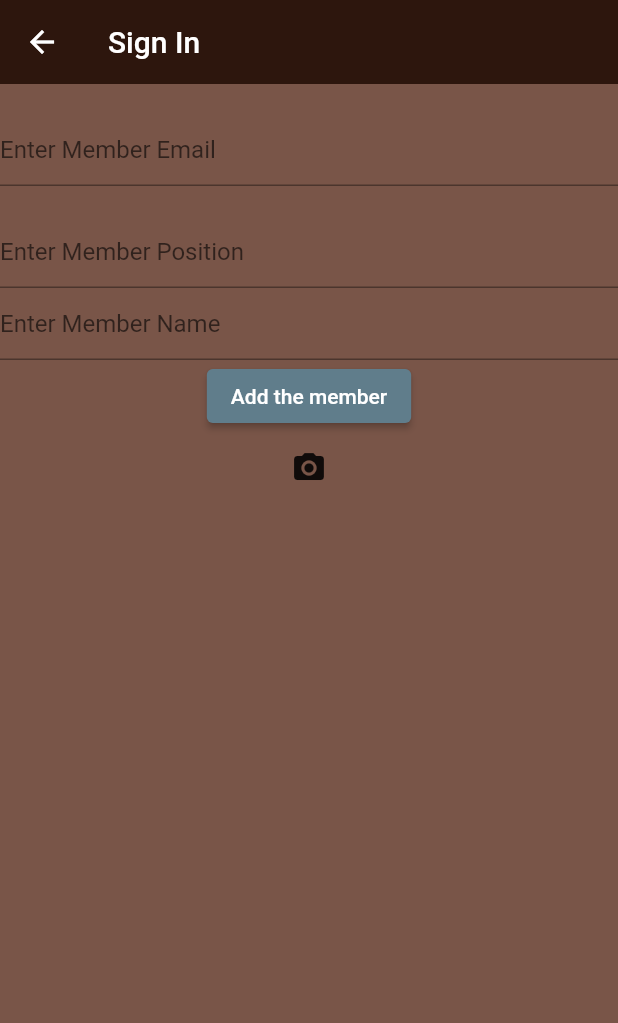
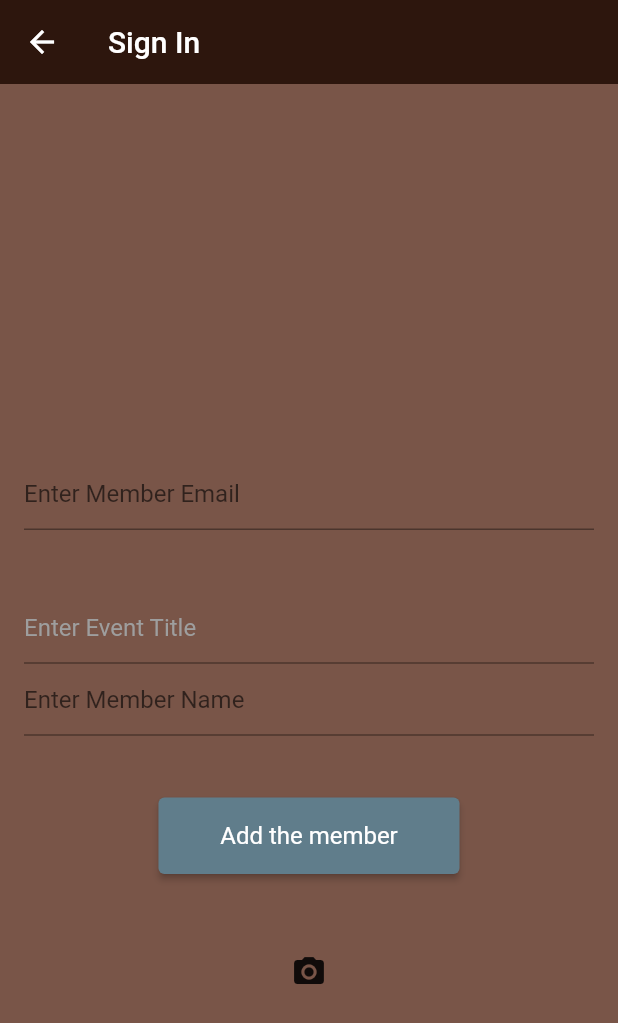
Before and after one commit to Vansh-Narang/Firebase_AdminPage-1, a Flutter app: the SignIn screen opened directly, on a phone screen of 412 x 824 dp. Shown: the top 1023 px of the screen. Run offline on Flutter 3.47's test engine with Material 2 defaults, Android fonts, the light colour scheme and no system bars; our stand-ins replace cloud_firestore, firebase_auth, firebase_core, firebase_storage, image_picker; accounts and stored records are empty; network calls fail.

Commit message:
Updated Design

```diff
--- a/lib/Login_Admin/Login.dart
+++ b/lib/Login_Admin/Login.dart
@@ -6,6 +6,8 @@ import 'package:cloud_firestore/cloud_firestore.dart';
 import 'package:firebase_auth/firebase_auth.dart';
 import 'package:firebase_core/firebase_core.dart';
 import 'package:flutter_application_20/Screens/Signing/SignIn.dart';
+import 'package:flutter_application_20/Screens/Signing/EventScheduler.dart';
+
 import '../Screens/Signing/Auth.dart';
 
 class MyWidget extends StatefulWidget {
@@ -115,7 +117,7 @@ class _MyWidgetState extends State<MyWidget> {
                                   Navigator.push(
                                     context,
                                     MaterialPageRoute(
-                                      builder: (context) => SignIn(),
+                                      builder: (context) => EventScheduler(),
                                     ),
                                   );
                                 } else {
--- a/lib/Screens/Signing/SignIn.dart
+++ b/lib/Screens/Signing/SignIn.dart
@@ -8,6 +8,8 @@ import 'package:flutter/material.dart';
 import 'package:flutter_application_20/Screens/Authenticate/new.dart';
 import 'package:flutter_application_20/Screens/Signing/Auth.dart';
 import 'package:image_picker/image_picker.dart';
+import 'package:flutter/cupertino.dart';
+import 'package:intl/intl.dart';
 
 class SignIn extends StatefulWidget {
   const SignIn({super.key});
@@ -31,6 +33,8 @@ class _SignInState extends State<SignIn> {
 
   @override
   Widget build(BuildContext context) {
+    final deviceSize = MediaQuery.of(context).size;
+
     return Scaffold(
       backgroundColor: Colors.brown,
       appBar: AppBar(
@@ -40,29 +44,34 @@ class _SignInState extends State<SignIn> {
         elevation: 0,
         backgroundColor: Color.fromARGB(255, 45, 22, 13),
       ),
-        body: Form(
+      body: SingleChildScrollView(
+        child: Container(
+          height: deviceSize.height - MediaQuery.of(context).padding.top,
+          width: deviceSize.width,
+          padding: const EdgeInsets.symmetric(horizontal: 16.0),
+          child: Form(
             key: _formKey,
             child: Column(
-            crossAxisAlignment: CrossAxisAlignment.center,
+              mainAxisAlignment: MainAxisAlignment.center,
               children: [
-              SizedBox(
-                height: 20,
-              ),
+                SizedBox(height: MediaQuery.of(context).size.height * 0.05),
                 TextFormField(
                   decoration: InputDecoration(hintText: "Enter Member Email"),
                   controller: emailController,
-                validator: (value) => value!.isEmpty ? "Enter the email" : null,
+                  validator: (value) =>
+                      value!.isEmpty ? "Enter the email" : null,
                   onChanged: (value) {
                     setState(() {
                       email = value;
                     });
                   },
                 ),
-              SizedBox(
-                height: 20,
+                SizedBox(height: MediaQuery.of(context).size.height * 0.05),
+                TextFormField(
+                  decoration: InputDecoration(
+                    hintText: "Enter Event Title",
+                    hintStyle: TextStyle(color: Colors.grey[500]),
                   ),
-              TextFormField(
-                decoration: InputDecoration(hintText: "Enter Member Position"),
                   controller: posController,
                   validator: (value) =>
                       value!.isEmpty ? "Enter the Position" : null,
@@ -75,14 +84,15 @@ class _SignInState extends State<SignIn> {
                 TextFormField(
                   decoration: InputDecoration(hintText: "Enter Member Name"),
                   controller: nameController,
-                validator: (value) => value!.isEmpty ? "Enter the name" : null,
+                  validator: (value) =>
+                      value!.isEmpty ? "Enter the name" : null,
                   onChanged: (value) {
                     setState(() {
                       name = value;
                     });
                   },
                 ),
-
+                SizedBox(height: MediaQuery.of(context).size.height * 0.05),
                 ElevatedButton(
                   onPressed: () async {
                     if (imageUrl.isEmpty) {
@@ -97,10 +107,20 @@ class _SignInState extends State<SignIn> {
                         context,
                         MaterialPageRoute(
                           builder: (context) => NewPage(),
-                          ));
+                        ),
+                      );
                     }
                   },
-                  child: Text("Add the member")),
+                  child: Text("Add the member"),
+                  style: ElevatedButton.styleFrom(
+                    padding: EdgeInsets.symmetric(
+                        vertical: 16.0, horizontal: deviceSize.width * 0.1),
+                    textStyle: TextStyle(
+                      fontSize: 16.0,
+                    ),
+                  ),
+                ),
+                SizedBox(height: MediaQuery.of(context).size.height * 0.05),
                 IconButton(
                     onPressed: () async {
                       String uniquefilename =
@@ -118,7 +138,8 @@ class _SignInState extends State<SignIn> {
                       //get a reference of file
                       Reference referenceRoot = FirebaseStorage.instance.ref();
                       //reference for the root
-                    Reference referenceDirImage = referenceRoot.child('images');
+                      Reference referenceDirImage =
+                          referenceRoot.child('images');
                       //create child to store images
 
                       Reference referenceImagetoupload =
@@ -128,7 +149,8 @@ class _SignInState extends State<SignIn> {
                       //using put file
                       try {
                         await referenceImagetoupload.putFile(File(file!.path));
-                      imageUrl = await referenceImagetoupload.getDownloadURL();
+                        imageUrl =
+                            await referenceImagetoupload.getDownloadURL();
                         //got download url
                         //step 3 done
                       } catch (e) {
@@ -138,7 +160,10 @@ class _SignInState extends State<SignIn> {
                     icon: Icon(Icons.camera_alt)),
               ],
             ),
-        ));
+          ),
+        ),
+      ),
+    );
   }
 }
 
```
Lines whose indentation alone changed are shown as unchanged.
